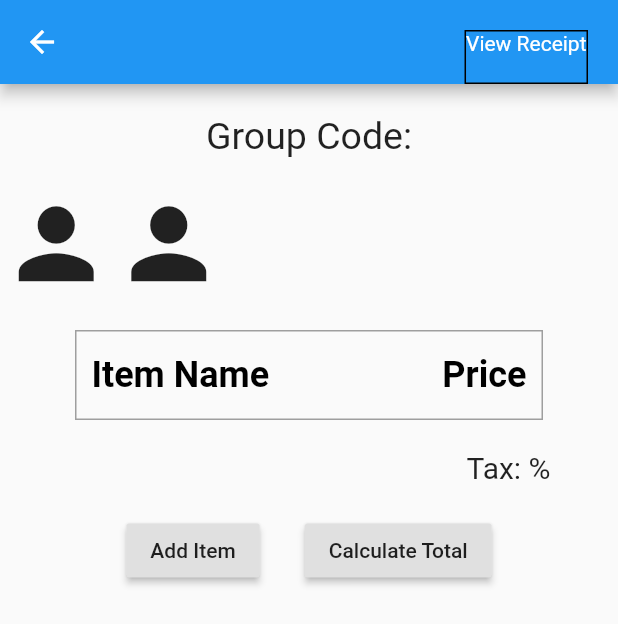
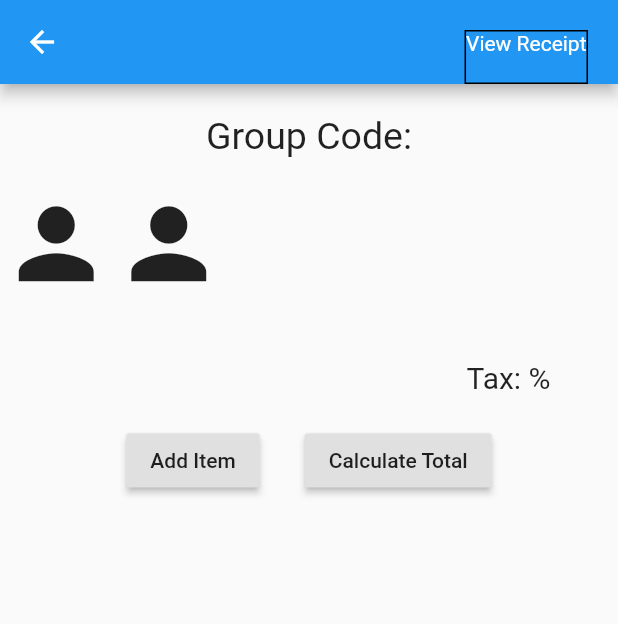
Before and after one commit to zulfadhli192627/tongtong, a Flutter app: the Group screen opened directly with empty values, on a phone screen of 412 x 824 dp. Shown: the top 624 px of the screen. Run offline on Flutter 3.47's test engine with Material 2 defaults, Android fonts, the phone set to English and light mode, and no system bars; our stand-ins replace cloud_firestore, firebase_auth, firebase_storage, flutter_login, flutter_speed_dial, image_picker and 3 more; missing offline and left inert: dart:ffi, flutter_session; accounts and stored records are empty.

Commit message:
Finish ItemTile

```diff
--- a/lib/model/user.dart
+++ b/lib/model/user.dart
@@ -23,6 +23,16 @@ class GroupData {
   final String groupname;
   final String imgurl;
   final String tax;
+  final List<Item> item;
 
-  GroupData({this.id, this.groupname, this.imgurl, this.tax});
+  GroupData({this.id, this.groupname, this.imgurl, this.tax, this.item});
 }
+
+class Item {
+  final String itemName;
+  final String name;
+  final String price;
+  final String quantity;
+
+  Item({this.itemName, this.name, this.price, this.quantity});
+}
--- a/lib/screen/groupPage.dart
+++ b/lib/screen/groupPage.dart
@@ -3,7 +3,7 @@ import 'package:flutter/material.dart';
 import 'package:provider/provider.dart';
 import 'package:tong_tong/conts/textInputDecoration.dart';
 import 'package:tong_tong/model/user.dart';
-import 'package:tong_tong/widget/bill_item.dart';
+import 'package:tong_tong/widget/ItemTile.dart';
 import 'package:tong_tong/widget/bill_tile.dart';
 
 class Group extends StatefulWidget {
@@ -20,7 +20,6 @@ class _GroupState extends State<Group> {
   @override
   Widget build(BuildContext context) {
     final user = Provider.of<User>(context, listen: true);
-
     Future<void> _showChoiceDialog(BuildContext context) {
       return showDialog(
           context: context,
@@ -146,9 +145,12 @@ class _GroupState extends State<Group> {
             padding: EdgeInsets.fromLTRB(50, 0, 50, 0),
             child: ListView.builder(
                 shrinkWrap: true,
-                itemCount: 1,
+                itemCount: widget.group.item.length,
                 itemBuilder: (context, index) {
-                  return BillItem();
+                  return BillItem(
+                    item: widget.group,
+                    index: index,
+                  );
                 }),
           ),
           SizedBox(
--- a/lib/widget/bill_item.dart
+++ /dev/null
@@ -1,42 +0,0 @@
-import 'package:flutter/material.dart';
-import 'package:tong_tong/conts/deco.dart';
-
-class BillItem extends StatelessWidget {
-  //final Bill bill;
-  //BillTile({this.bill});
-
-  const BillItem({Key key}) : super(key: key);
-
-  @override
-  Widget build(BuildContext context) {
-    return Container(
-      decoration: tileDecoration(),
-      padding: EdgeInsets.fromLTRB(0, 15, 0, 15),
-      child: Row(
-        mainAxisAlignment: MainAxisAlignment.spaceBetween,
-        children: <Widget>[
-          Container(
-            padding: EdgeInsets.fromLTRB(10, 0, 0, 0),
-            child: Text(
-              'Item Name',
-              style: TextStyle(
-                  color: Colors.black,
-                  fontSize: 24.0,
-                  fontWeight: FontWeight.bold),
-            ),
-          ),
-          Container(
-            padding: EdgeInsets.fromLTRB(0, 0, 10, 0),
-            child: Text(
-              'Price',
-              style: TextStyle(
-                  color: Colors.black,
-                  fontSize: 24.0,
-                  fontWeight: FontWeight.bold),
-            ),
-          ),
-        ],
-      ),
-    );
-  }
-}
```
Also changed, not shown: lib/dump/ItemList.dart (renamed from lib/widget/bill_ItemList.dart, +5 -2 lines), lib/services/database.dart (+11 -2 lines), lib/widget/ItemTile.dart (added, +69 -0 lines).
